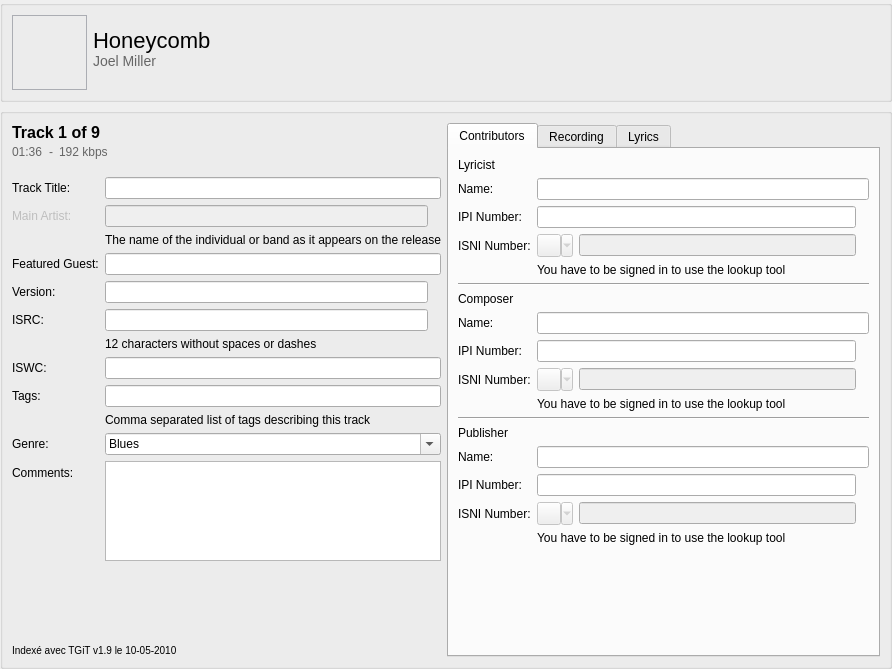
Qt form resources/ui/track_page.ui (Iconoclasteinc/tgit) before a commit.
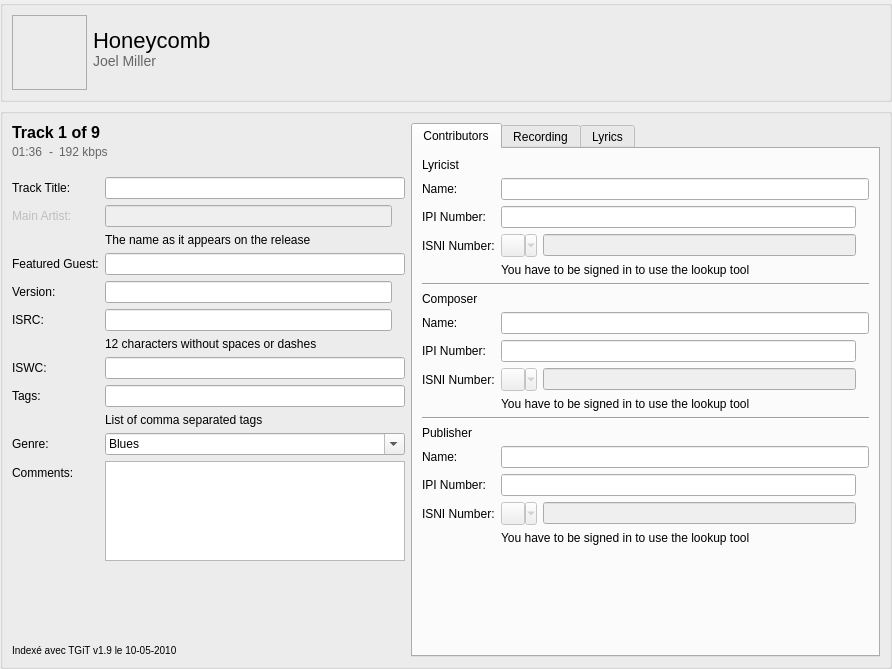
The same form after that commit. Icons and pictures are not drawn. Custom widgets are drawn as their Qt base class.

Patch:
```diff
--- a/resources/ui/track_page.ui
+++ b/resources/ui/track_page.ui
@@ -511,7 +511,7 @@
 </string>
             </property>
             <property name="text">
-             <string>Comma separated list of tags describing this track</string>
+             <string>List of comma separated tags</string>
             </property>
            </widget>
           </item>
@@ -533,7 +533,7 @@
 </string>
             </property>
             <property name="text">
-             <string>The name of the individual or band as it appears on the release</string>
+             <string>The name as it appears on the release</string>
             </property>
            </widget>
           </item>
```
Left out of the diff: 39 changed lines with no effect on the pictures.
